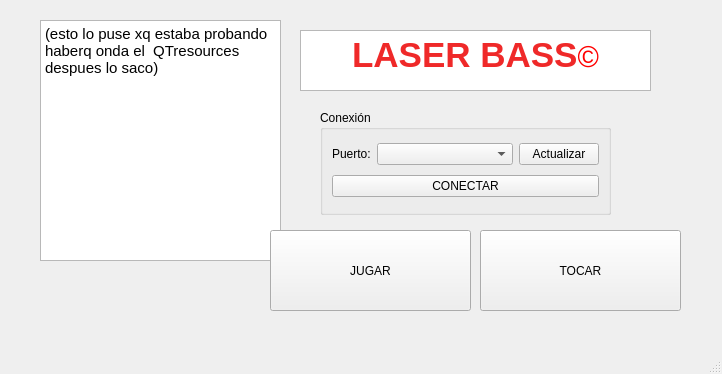
The window that GUILBass/forms/mainwindow.ui (mgoyret/UTN_FRBA_INFO_II_2020_TPO_LASER-BASS) describes before a commit, drawn with Qt 5.
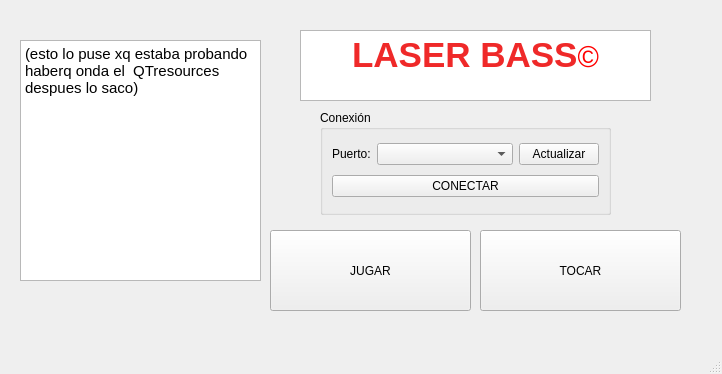
The same window after the commit. Icons and pictures are not drawn.

Commit message: Modifique un detalle del main window

```diff
--- a/GUILBass/forms/mainwindow.ui
+++ b/GUILBass/forms/mainwindow.ui
@@ -20,22 +20,22 @@
       <x>300</x>
       <y>30</y>
       <width>351</width>
-      <height>61</height>
+      <height>71</height>
      </rect>
     </property>
     <property name="html">
      <string>&lt;!DOCTYPE HTML PUBLIC &quot;-//W3C//DTD HTML 4.0//EN&quot; &quot;http://www.w3.org/TR/REC-html40/strict.dtd&quot;&gt;
 &lt;html&gt;&lt;head&gt;&lt;meta name=&quot;qrichtext&quot; content=&quot;1&quot; /&gt;&lt;style type=&quot;text/css&quot;&gt;
 p, li { white-space: pre-wrap; }
-&lt;/style&gt;&lt;/head&gt;&lt;body style=&quot; font-family:'Ubuntu'; font-size:11pt; font-weight:400; font-style:normal;&quot;&gt;
-&lt;p align=&quot;center&quot; style=&quot; margin-top:0px; margin-bottom:0px; margin-left:0px; margin-right:0px; -qt-block-indent:0; text-indent:0px;&quot;&gt;&lt;span style=&quot; font-size:26pt; font-weight:600; color:#ef2929;&quot;&gt;LASER BASS&lt;/span&gt;&lt;span style=&quot; font-family:'arial','sans-serif'; font-size:22pt; color:#ff0000; background-color:#ffffff;&quot;&gt;©&lt;/span&gt;&lt;/p&gt;&lt;/body&gt;&lt;/html&gt;</string>
+&lt;/style&gt;&lt;/head&gt;&lt;body style=&quot; font-family:'MS Shell Dlg 2'; font-size:7.8pt; font-weight:400; font-style:normal;&quot;&gt;
+&lt;p align=&quot;center&quot; style=&quot; margin-top:0px; margin-bottom:0px; margin-left:0px; margin-right:0px; -qt-block-indent:0; text-indent:0px;&quot;&gt;&lt;span style=&quot; font-family:'Ubuntu'; font-size:26pt; font-weight:600; color:#ef2929;&quot;&gt;LASER BASS&lt;/span&gt;&lt;span style=&quot; font-family:'arial','sans-serif'; font-size:22pt; color:#ff0000; background-color:#ffffff;&quot;&gt;©&lt;/span&gt;&lt;/p&gt;&lt;/body&gt;&lt;/html&gt;</string>
     </property>
    </widget>
    <widget class="QTextBrowser" name="textBrowser_2">
     <property name="geometry">
      <rect>
-      <x>40</x>
-      <y>20</y>
+      <x>20</x>
+      <y>40</y>
       <width>241</width>
       <height>241</height>
      </rect>
@@ -44,9 +44,9 @@
      <string>&lt;!DOCTYPE HTML PUBLIC &quot;-//W3C//DTD HTML 4.0//EN&quot; &quot;http://www.w3.org/TR/REC-html40/strict.dtd&quot;&gt;
 &lt;html&gt;&lt;head&gt;&lt;meta name=&quot;qrichtext&quot; content=&quot;1&quot; /&gt;&lt;style type=&quot;text/css&quot;&gt;
 p, li { white-space: pre-wrap; }
-&lt;/style&gt;&lt;/head&gt;&lt;body style=&quot; font-family:'Ubuntu'; font-size:11pt; font-weight:400; font-style:normal;&quot;&gt;
+&lt;/style&gt;&lt;/head&gt;&lt;body style=&quot; font-family:'MS Shell Dlg 2'; font-size:7.8pt; font-weight:400; font-style:normal;&quot;&gt;
 &lt;p style=&quot; margin-top:0px; margin-bottom:0px; margin-left:0px; margin-right:0px; -qt-block-indent:0; text-indent:0px;&quot;&gt;&lt;img src=&quot;:/Images/Images/guitarrista.png&quot; /&gt;&lt;/p&gt;
-&lt;p style=&quot; margin-top:0px; margin-bottom:0px; margin-left:0px; margin-right:0px; -qt-block-indent:0; text-indent:0px;&quot;&gt;(esto lo puse xq estaba probando haberq onda el  QTresources despues lo saco)&lt;/p&gt;&lt;/body&gt;&lt;/html&gt;</string>
+&lt;p style=&quot; margin-top:0px; margin-bottom:0px; margin-left:0px; margin-right:0px; -qt-block-indent:0; text-indent:0px;&quot;&gt;&lt;span style=&quot; font-family:'Ubuntu'; font-size:11pt;&quot;&gt;(esto lo puse xq estaba probando haberq onda el  QTresources despues lo saco)&lt;/span&gt;&lt;/p&gt;&lt;/body&gt;&lt;/html&gt;</string>
     </property>
    </widget>
    <widget class="QPushButton" name="PBJugar">
```
Left out of the diff: 2 changed lines with no effect on the pictures.
